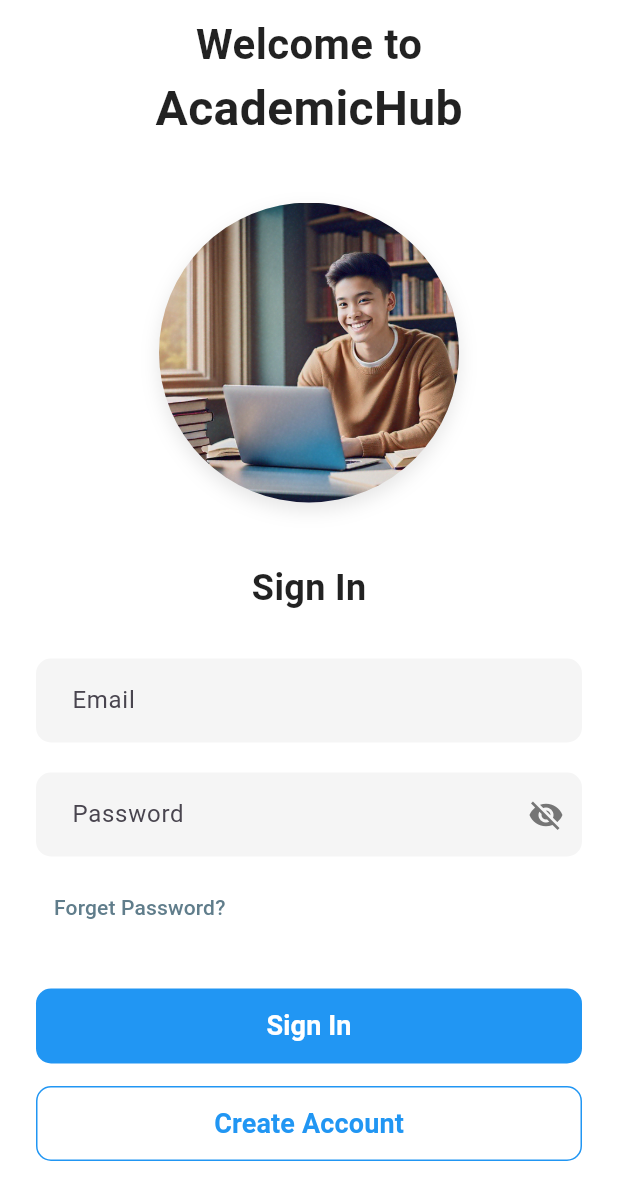
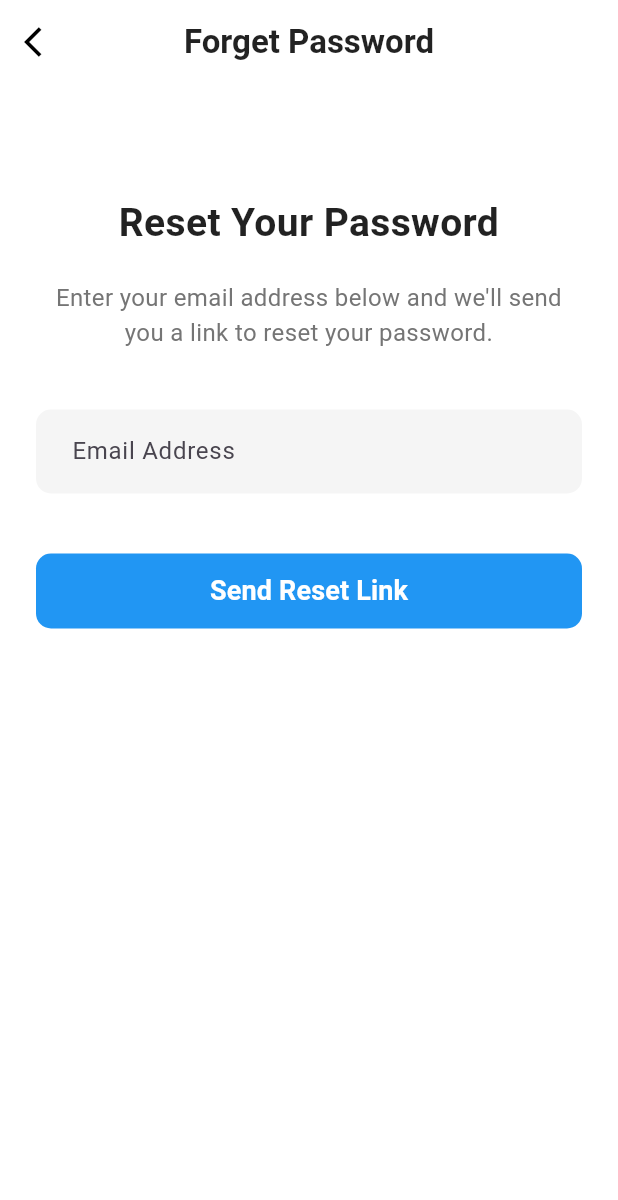
Before and after one commit to Sherlock1854/AcademicHub, a Flutter app: the screen it shows after launch, scrolled down 71 dp, after a tap on "Forget Password?", on a phone screen of 412 x 824 dp. Shown: the top 1200 px of the screen. Run offline on Flutter 3.47's test engine with Material 3 defaults, Android fonts, the phone set to English and light mode, and no system bars; our stand-ins replace cloud_firestore, firebase_auth, firebase_core, google_fonts; accounts and stored records are empty.

Commit message:
done login, register and reset password

```diff
--- a/lib/accounts/views/accounts_page.dart
+++ b/lib/accounts/views/accounts_page.dart
@@ -4,6 +4,7 @@ import '../models/settings.dart'; // <--- UPDATED IMPORT PATH
 import '../services/settings_services.dart';
 import '../views/widgets/settings_tile.dart';
 import '../../bottom_nav.dart';
+import '../../auth/views/login.dart';
 
 class AccountSettingsScreen extends StatefulWidget {
   const AccountSettingsScreen({super.key});
@@ -29,7 +30,10 @@ class _AccountSettingsScreenState extends State<AccountSettingsScreen> {
       debugPrint('User signed out successfully!');
       if (mounted) {
         // Navigate to the login page and clear the navigation stack
-        Navigator.of(context).pushNamedAndRemoveUntil('/login', (Route<dynamic> route) => false);
+        Navigator.of(context).pushAndRemoveUntil(
+          MaterialPageRoute(builder: (_) => const LoginPage()),
+              (Route<dynamic> route) => false,
+        );
       }
     } catch (e) {
       debugPrint('Error signing out: $e');
--- a/lib/auth/auth_gate.dart
+++ b/lib/auth/auth_gate.dart
@@ -1,10 +1,10 @@
 import 'package:academichub/auth/views/login.dart';
 import 'package:academichub/auth/views/register.dart';
-import 'package:academichub/dashboard/views/home_page.dart';
+import 'package:academichub/dashboard/views/course_page.dart';
 import 'package:firebase_auth/firebase_auth.dart';
 import 'package:flutter/material.dart';
 import '../friend/views/friends_screen.dart';
-import '../dashboard/views/widget/course_page.dart';
+import '../dashboard/views/widget/course_card.dart';
 import '../../accounts/views/accounts_page.dart';
 
 class AuthGate extends StatelessWidget {
--- a/lib/auth/auth_service.dart
+++ b/lib/auth/auth_service.dart
@@ -1,44 +1,65 @@
 import 'package:cloud_firestore/cloud_firestore.dart';
 import 'package:firebase_auth/firebase_auth.dart';
 
-class AuthService{
+class AuthService {
+  // Instance of FirebaseAuth
+  final FirebaseAuth _auth = FirebaseAuth.instance;
 
-  //Instance od auth
-  final FirebaseAuth _auth = FirebaseAuth.instance;
+  // Instance of Firestore
   final FirebaseFirestore _firestore = FirebaseFirestore.instance;
 
-  //Sign in
-  Future<UserCredential> signInWithEmailPassword(String email, password) async {
-    try{
-      UserCredential userCredential = await _auth.signInWithEmailAndPassword(email: email, password: password);
+  /// SIGN IN
+  Future<UserCredential> signInWithEmailPassword(String email, String password) async {
+    try {
+      UserCredential userCredential = await _auth.signInWithEmailAndPassword(
+        email: email.trim(),
+        password: password,
+      );
       return userCredential;
-    } on FirebaseAuthException catch (e){
+    } on FirebaseAuthException catch (e) {
       throw Exception(e.code);
     }
   }
 
-  //Sign up
-  Future<UserCredential> signUpWithEmailPassword(String email, password, String name, phone) async{
+  /// SIGN UP
+  Future<UserCredential> signUpWithEmailPassword(
+      String email,
+      String password,
+      String firstName,
+      String surname,
+      ) async {
+    try {
+      // Create user in Firebase Auth
+      UserCredential userCredential = await _auth.createUserWithEmailAndPassword(
+        email: email.trim(),
+        password: password,
+      );
 
-    try{
-      UserCredential userCredential = await _auth.createUserWithEmailAndPassword(email: email, password: password);
-      //Save users
-      _firestore.collection("Users").doc(userCredential.user!.uid).set({
+      // Store additional user info in Firestore
+      await _firestore.collection("Users").doc(userCredential.user!.uid).set({
         "uid": userCredential.user!.uid,
-        "email": email,
-        "name": name,
-        "phone" : phone
+        "email": email.trim(),
+        "firstName": firstName,
+        "surname": surname,
       });
+
       return userCredential;
-
-    } on FirebaseAuthException catch (e){
+    } on FirebaseAuthException catch (e) {
       throw Exception(e.code);
     }
   }
 
-  //Sign out
-  Future<void> signOut() async {
-    return await _auth.signOut();
+  /// FORGOT PASSWORD
+  Future<void> sendPasswordResetEmail(String email) async {
+    try {
+      await _auth.sendPasswordResetEmail(email: email.trim());
+    } on FirebaseAuthException catch (e) {
+      throw Exception(e.code);
+    }
   }
 
+  /// SIGN OUT
+  Future<void> signOut() async {
+    await _auth.signOut();
+  }
 }
--- /dev/null
+++ b/lib/auth/views/forget_password.dart
@@ -0,0 +1,153 @@
+import 'package:flutter/material.dart';
+import 'package:academichub/auth/views/login.dart';
+import 'package:academichub/auth/auth_service.dart';
+
+
+class ForgotPasswordPage extends StatefulWidget { // Class name remains ForgotPasswordPage for consistency
+  const ForgotPasswordPage({super.key});
+
+  @override
+  State<ForgotPasswordPage> createState() => _ForgotPasswordPageState();
+}
+
+class _ForgotPasswordPageState extends State<ForgotPasswordPage> {
+  final TextEditingController emailController = TextEditingController();
+  // final FirebaseAuth _auth = FirebaseAuth.instance; // Uncomment if you integrate Firebase Auth here
+  bool _isLoading = false;
+
+  @override
+  void dispose() {
+    emailController.dispose();
+    super.dispose();
+  }
+
+  Future<void> _sendPasswordResetEmail() async {
+    if (emailController.text.isEmpty) {
+      _showSnackBar('Please enter your email address.', Colors.red);
+      return;
+    }
+
+    setState(() {
+      _isLoading = true;
+    });
+
+    try {
+      await AuthService().sendPasswordResetEmail(emailController.text.trim());
+
+      // Uncomment the Firebase Auth line below when ready to integrate
+      // await _auth.sendPasswordResetEmail(email: emailController.text.trim());
+
+      if (mounted) {
+        _showSnackBar('Password reset link sent to your email!', Colors.green);
+        // Navigator.of(context).pop();
+      }
+    } catch (e) {
+      if (mounted) {
+        _showSnackBar('Failed to send reset email: $e', Colors.red);
+      }
+    } finally {
+      setState(() {
+        _isLoading = false;
+      });
+    }
+  }
+
+  void _showSnackBar(String message, Color color) {
+    ScaffoldMessenger.of(context).showSnackBar(
+      SnackBar(
+        content: Text(message),
+        backgroundColor: color,
+        behavior: SnackBarBehavior.floating,
+      ),
+    );
+  }
+
+  @override
+  Widget build(BuildContext context) {
+    return Scaffold(
+      backgroundColor: Colors.white,
+      appBar: AppBar(
+        backgroundColor: Colors.white,
+        elevation: 0,
+        leading: IconButton(
+          icon: const Icon(Icons.arrow_back_ios, color: Colors.black),
+          onPressed: () {
+            Navigator.of(context).pop();
+          },
+        ),
+        title: const Text(
+          'Forget Password', // Changed from 'Forgot Password'
+          style: TextStyle(color: Colors.black87, fontWeight: FontWeight.bold),
+        ),
+        centerTitle: true,
+      ),
+      body: SingleChildScrollView(
+        padding: const EdgeInsets.all(24.0),
+        child: Column(
+          crossAxisAlignment: CrossAxisAlignment.center,
+          children: [
+            const SizedBox(height: 50),
+            const Text(
+              'Reset Your Password',
+              style: TextStyle(
+                fontSize: 26,
+                fontWeight: FontWeight.bold,
+                color: Colors.black87,
+              ),
+              textAlign: TextAlign.center,
+            ),
+            const SizedBox(height: 20),
+            Text(
+              'Enter your email address below and we\'ll send you a link to reset your password.',
+              style: TextStyle(
+                fontSize: 16,
+                color: Colors.grey[600],
+              ),
+              textAlign: TextAlign.center,
+            ),
+            const SizedBox(height: 40),
+            TextField(
+              controller: emailController,
+              decoration: InputDecoration(
+                hintText: 'Email Address',
+                filled: true,
+                fillColor: Colors.grey[100],
+                border: OutlineInputBorder(
+                  borderRadius: BorderRadius.circular(10),
+                  borderSide: BorderSide.none,
+                ),
+                contentPadding: const EdgeInsets.symmetric(vertical: 16, horizontal: 20),
+              ),
+              keyboardType: TextInputType.emailAddress,
+            ),
+            const SizedBox(height: 40),
+            SizedBox(
+              width: double.infinity,
+              height: 50,
+              child: ElevatedButton(
+                onPressed: _isLoading ? null : _sendPasswordResetEmail,
+                style: ElevatedButton.styleFrom(
+                  backgroundColor: Colors.blue,
+                  shape: RoundedRectangleBorder(
+                    borderRadius: BorderRadius.circular(10),
+                  ),
+                  elevation: 0,
+                ),
+                child: _isLoading
+                    ? const CircularProgressIndicator(color: Colors.white)
+                    : const Text(
+                  'Send Reset Link',
+                  style: TextStyle(
+                    fontSize: 18,
+                    fontWeight: FontWeight.bold,
+                    color: Colors.white,
+                  ),
+                ),
+              ),
+            ),
+          ],
+        ),
+      ),
+    );
+  }
+}
--- a/lib/auth/views/login.dart
+++ b/lib/auth/views/login.dart
@@ -1,7 +1,8 @@
 import 'package:flutter/gestures.dart';
 import 'package:flutter/material.dart';
 import 'package:academichub/auth/auth_service.dart';
-import 'package:academichub/auth/views/register.dart'; // Ensure this points to your Register class
+import 'package:academichub/auth/views/register.dart';
+import 'package:academichub/auth/views/forget_password.dart';
 
 class LoginPage extends StatefulWidget {
   const LoginPage({super.key});
@@ -143,7 +144,10 @@ class _LoginPageState extends State<LoginPage> {
                   alignment: Alignment.centerLeft,
                   child: TextButton(
                     onPressed: () {
-                      debugPrint('Forgot Password tapped');
+                      Navigator.push(
+                        context,
+                        MaterialPageRoute(builder: (_) => const ForgotPasswordPage()),
+                      );
                     },
                     child: const Text(
                       'Forget Password?',
```
Also changed, not shown: lib/accounts/services/settings_services.dart (+13 -3 lines), lib/bottom_nav.dart (+35 -46 lines), lib/dashboard/views/course_page.dart (renamed from lib/dashboard/views/home_page.dart), lib/dashboard/views/widget/course_card.dart (renamed from lib/dashboard/views/widget/course_page.dart).
